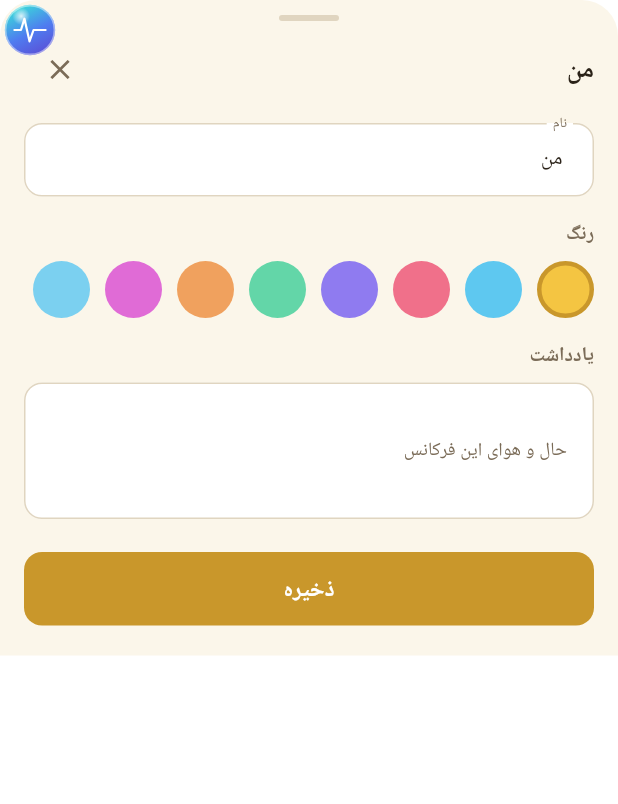
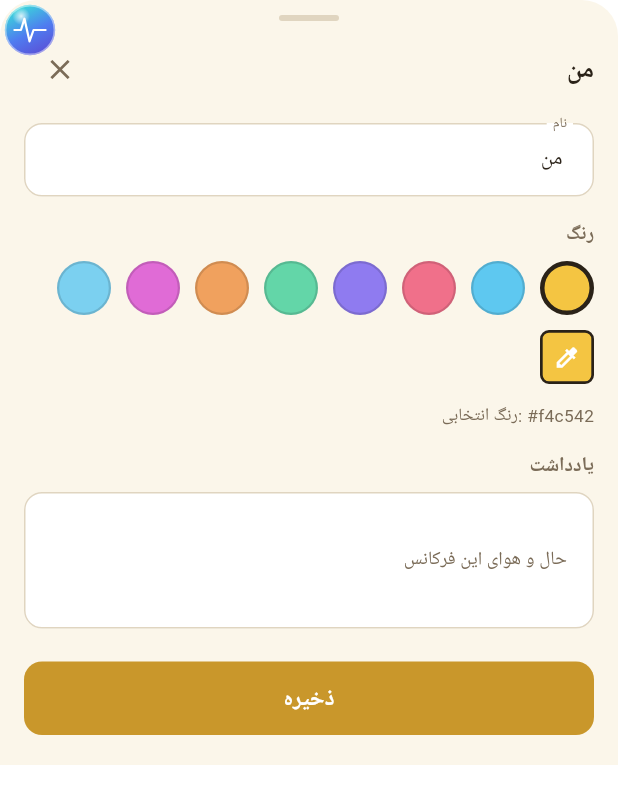
Before and after one commit to maryam1998/Flutm, a Flutter app: the EditSheet widget shown alone on an empty page, opened directly with empty values, on a phone screen of 412 x 824 dp. Shown: the top 804 px of the screen. Run offline on Flutter 3.47's test engine with Material 3 defaults, Android fonts, the phone set to English and light mode, and no system bars; our stand-ins replace file_picker, flutter_svg, google_fonts, image_picker, shared_preferences, video_player and 1 more; missing offline and left inert: dart:js_interop, dart:ui_web, idb_shim, record; accounts and stored records are empty; Roboto replaces fonts that are missing (Vazirmatn).

```diff
--- a/lib/screens/edit_sheet.dart
+++ b/lib/screens/edit_sheet.dart
@@ -7,6 +7,7 @@ import '../models/constants.dart';
 import '../models/map_models.dart';
 import '../state/map_store.dart';
 import '../widgets/icon_photo_editor.dart';
+import '../widgets/web_color_picker.dart';
 
 // ============================================================
 // رنگ‌های ثابت (هماهنگ با تم وب)
@@ -320,6 +321,13 @@ class _EditSheetState extends State<EditSheet> {
     );
   }
 
+  String _hexOf(Color c) {
+    int v(double x) => (x * 255).round().clamp(0, 255);
+    return '#${v(c.r).toRadixString(16).padLeft(2, '0')}'
+        '${v(c.g).toRadixString(16).padLeft(2, '0')}'
+        '${v(c.b).toRadixString(16).padLeft(2, '0')}';
+  }
+
   Widget _swatches(
     String? current,
     void Function(String) onPick, {
@@ -357,20 +365,22 @@ class _EditSheetState extends State<EditSheet> {
               ),
             ),
           ),
-        for (final hex in [...kPalette, ...extra])
-          GestureDetector(
-            onTap: () => _edit(() => onPick(hex)),
-            child: Container(
-              width: 38,
-              height: 38,
-              decoration: BoxDecoration(
-                color: hexColor(hex),
-                shape: BoxShape.circle,
-                border: Border.all(
-                  color: cur == hex.toLowerCase() ? _kGold : Colors.transparent,
-                  width: 3,
-                ),
-              ),
+        // همان پالت و دیالوگ رنگ بخش «تنظیمات»
+        WebColorPicker(
+          value: hexColor(current, kWebPalette.first),
+          palette: [
+            ...kWebPalette,
+            for (final hex in extra) hexColor(hex),
+          ],
+          onChanged: (c) => _edit(() => onPick(_hexOf(c))),
+        ),
+        if (current != null && current.isNotEmpty)
+          Padding(
+            padding: const EdgeInsets.only(top: 2),
+            child: Text(
+              'رنگ انتخابی: ${current.toLowerCase()}',
+              textDirection: TextDirection.ltr,
+              style: const TextStyle(fontSize: 11.5, color: _kMuted),
             ),
           ),
       ],
```
Also changed, not shown: lib/screens/gratitude_tab.dart (+0 -14 lines), lib/screens/map_tab.dart (+0 -7 lines), 1 other file.
